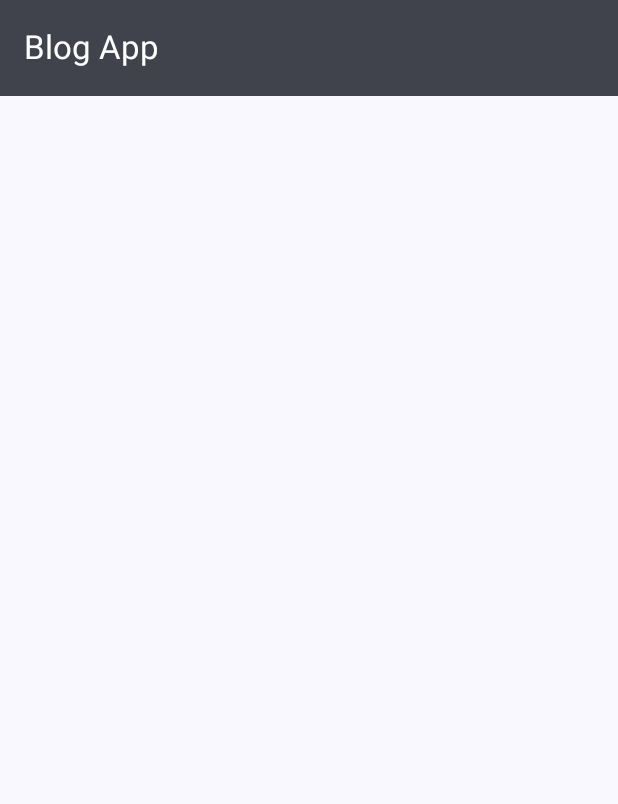
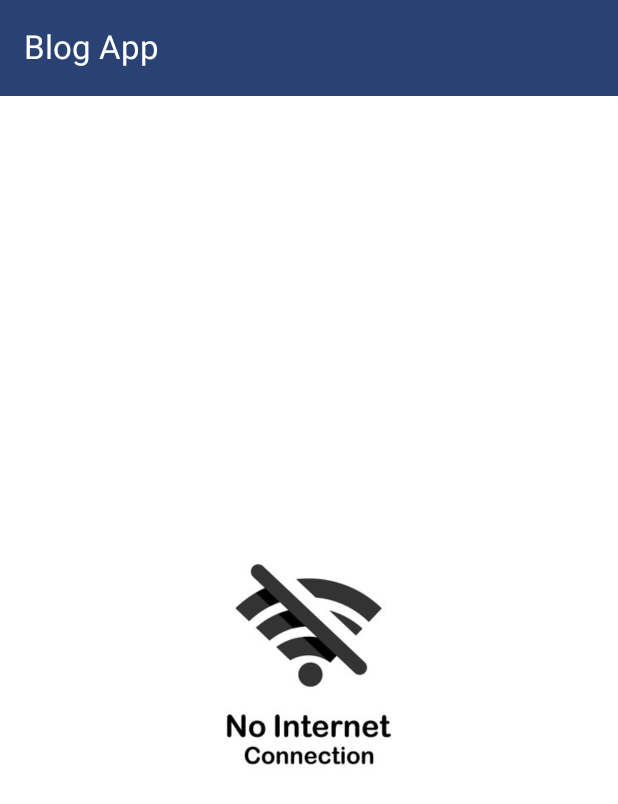
Before and after one commit to sourabhkumar47/BlogApp, an Android app built with Jetpack Compose: the screen it shows after launch (MainActivity), on a phone screen of 412 x 824 dp. Shown: the top 804 px of the screen. Run offline under Robolectric (Android 15) with nearby library versions, the phone set to English and light mode, and no system bars; 1 statement that could not run was skipped.

```diff
--- a/app/src/main/AndroidManifest.xml
+++ b/app/src/main/AndroidManifest.xml
@@ -2,6 +2,7 @@
 <manifest xmlns:android="http://schemas.android.com/apk/res/android"
     xmlns:tools="http://schemas.android.com/tools">
 
+    <uses-permission android:name="android.permission.ACCESS_NETWORK_STATE" />
     <uses-permission android:name="android.permission.INTERNET"/>
 
     <application
--- a/app/src/main/java/com/sourabh/blogapp/presentation/bloglist/BlogListScreen.kt
+++ b/app/src/main/java/com/sourabh/blogapp/presentation/bloglist/BlogListScreen.kt
@@ -1,5 +1,7 @@
 package com.sourabh.blogapp.presentation.bloglist
 
+import androidx.compose.foundation.Image
+import androidx.compose.foundation.background
 import androidx.compose.foundation.clickable
 import androidx.compose.foundation.layout.*
 import androidx.compose.foundation.lazy.LazyColumn
@@ -9,13 +11,19 @@ import androidx.compose.runtime.Composable
 import androidx.compose.runtime.LaunchedEffect
 import androidx.compose.runtime.collectAsState
 import androidx.compose.runtime.getValue
+import androidx.compose.runtime.mutableStateOf
+import androidx.compose.runtime.remember
+import androidx.compose.runtime.setValue
 import androidx.compose.ui.Alignment
 import androidx.compose.ui.Modifier
 import androidx.compose.ui.graphics.Color
+import androidx.compose.ui.res.painterResource
 import androidx.compose.ui.unit.dp
 import androidx.navigation.NavController
+import com.sourabh.blogapp.R
 import com.sourabh.blogapp.data.remote.responseItem
 import com.sourabh.blogapp.viewmodel.BlogViewModel
+import kotlinx.coroutines.delay
 import java.net.URLEncoder
 import java.nio.charset.StandardCharsets
 
@@ -27,21 +35,48 @@ fun BlogListScreen(
 ) {
     val blogs by viewModel.blogs.collectAsState()
     val isLoading by viewModel.isLoading.collectAsState()
+    val isOffline by viewModel.isOffline.collectAsState()
+    var showInitialLoading by remember { mutableStateOf(true) }
+
+    LaunchedEffect(Unit) {
+        delay(2000)
+        showInitialLoading = false
+    }
 
     Scaffold(
         topBar = {
             TopAppBar(
                 title = { Text(text = "Blog App") },
                 colors = TopAppBarDefaults.topAppBarColors(
-                    containerColor = MaterialTheme.colorScheme.onSurfaceVariant,
+                    containerColor = MaterialTheme.colorScheme.primary,
                     titleContentColor = Color.White
                 )
             )
         }
     ) { paddingValues ->
-        Box(modifier = Modifier
+        Box(
+            modifier = Modifier
                 .fillMaxSize()
-            .padding(paddingValues)) {
+                .padding(paddingValues)
+        ) {
+            if (showInitialLoading) {
+                CircularProgressIndicator(modifier = Modifier.align(Alignment.Center))
+            } else {
+                if (isOffline) {a
+                    Column(
+                        modifier = Modifier
+                            .fillMaxSize()
+                            .background(color = Color.White),
+                        verticalArrangement = Arrangement.Center,
+                        horizontalAlignment = Alignment.CenterHorizontally
+                    ) {
+                        Image(
+                            painterResource(id = R.drawable.nointernet2),
+                            contentDescription = "Error",
+                            modifier = Modifier.size(200.dp)
+                        )
+                    }
+                } else {
                     LazyColumn(
                         modifier = Modifier.fillMaxSize(),
                         contentPadding = PaddingValues(16.dp),
@@ -49,7 +84,8 @@ fun BlogListScreen(
                     ) {
                         items(blogs) { blog ->
                             BlogListItem(blog) {
-                        val encodedUrl = URLEncoder.encode(blog.link, StandardCharsets.UTF_8.toString())
+                                val encodedUrl =
+                                    URLEncoder.encode(blog.link, StandardCharsets.UTF_8.toString())
                                 navController.navigate("blogDetail/$encodedUrl")
                             }
                         }
@@ -59,9 +95,11 @@ fun BlogListScreen(
                         CircularProgressIndicator(modifier = Modifier.align(Alignment.Center))
                     }
                 }
+            }
+        }
 
         LaunchedEffect(blogs) {
-            if (blogs.isNotEmpty() && !isLoading) {
+            if (blogs.isNotEmpty() && !isLoading && !isOffline) {
                 viewModel.loadMoreBlogs()
             }
         }
--- /dev/null
+++ b/app/src/main/java/com/sourabh/blogapp/utility/NetworkUtils.kt
@@ -0,0 +1,34 @@
+package com.sourabh.blogapp.utility
+
+import android.content.Context
+import android.net.ConnectivityManager
+import android.net.Network
+import android.net.NetworkCapabilities
+import android.net.NetworkRequest
+import androidx.lifecycle.LiveData
+import androidx.lifecycle.MutableLiveData
+import kotlinx.coroutines.flow.MutableStateFlow
+import kotlinx.coroutines.flow.StateFlow
+
+class NetworkUtils(context: Context) {
+
+    private val connectivityManager = context.getSystemService(Context.CONNECTIVITY_SERVICE) as ConnectivityManager
+    private val networkRequest = NetworkRequest.Builder()
+        .addCapability(NetworkCapabilities.NET_CAPABILITY_INTERNET)
+        .build()
+
+    private val _isConnected = MutableStateFlow(false)
+    val isConnected: StateFlow<Boolean> = _isConnected
+
+    init {
+        connectivityManager.registerNetworkCallback(networkRequest, object : ConnectivityManager.NetworkCallback() {
+            override fun onAvailable(network: Network) {
+                _isConnected.value = true
+            }
+
+            override fun onLost(network: Network) {
+                _isConnected.value = false
+            }
+        })
+    }
+}
--- a/app/src/main/java/com/sourabh/blogapp/viewmodel/BlogViewModel.kt
+++ b/app/src/main/java/com/sourabh/blogapp/viewmodel/BlogViewModel.kt
@@ -1,16 +1,18 @@
 package com.sourabh.blogapp.viewmodel
 
-import android.util.Log
-import androidx.lifecycle.ViewModel
+import android.app.Application
+import androidx.lifecycle.AndroidViewModel
 import androidx.lifecycle.viewModelScope
 import com.sourabh.blogapp.data.remote.responseItem
 import com.sourabh.blogapp.data.repository.BlogRepository
+import com.sourabh.blogapp.utility.NetworkUtils
 import kotlinx.coroutines.flow.MutableStateFlow
 import kotlinx.coroutines.flow.StateFlow
 import kotlinx.coroutines.launch
 
-class BlogViewModel : ViewModel() {
+class BlogViewModel(application: Application) : AndroidViewModel(application) {
     private val repository = BlogRepository()
+    private val networkUtils = NetworkUtils(application)
 
     private val _blogs = MutableStateFlow<List<responseItem>>(emptyList())
     val blogs: StateFlow<List<responseItem>> = _blogs
@@ -18,22 +20,31 @@ class BlogViewModel : ViewModel() {
     private val _isLoading = MutableStateFlow(false)
     val isLoading: StateFlow<Boolean> = _isLoading
 
+    private val _isOffline = MutableStateFlow(true)
+    val isOffline: StateFlow<Boolean> = _isOffline
+
     private var currentPage = 1
     private var perPage = 10
     private var isLastPage = false
 
     init {
-        getBlogs()
+        viewModelScope.launch {
+            networkUtils.isConnected.collect { isConnected ->
+                _isOffline.value = !isConnected
+                if (isConnected) {
+                    getBlogs()
+                }
+            }
+        }
     }
 
     private fun getBlogs() {
-        if (isLastPage || _isLoading.value) return
+        if (isLastPage || _isLoading.value || _isOffline.value) return
 
         viewModelScope.launch {
             _isLoading.value = true
             try {
                 val blogResponse = repository.getBlogs(perPage, currentPage)
-
                 if (blogResponse.isEmpty()) {
                     isLastPage = true
                 } else {
@@ -42,7 +53,6 @@ class BlogViewModel : ViewModel() {
                 }
             } catch (e: Exception) {
                 e.printStackTrace()
-                Log.e("Viewmodel", "getBlogs: ${e.message}")
             } finally {
                 _isLoading.value = false
             }
```
Also changed, not shown: app/src/main/res/drawable/nointernet.png (added), app/src/main/res/drawable/nointernet2.jpg (added). Lines whose indentation alone changed are shown as unchanged.
